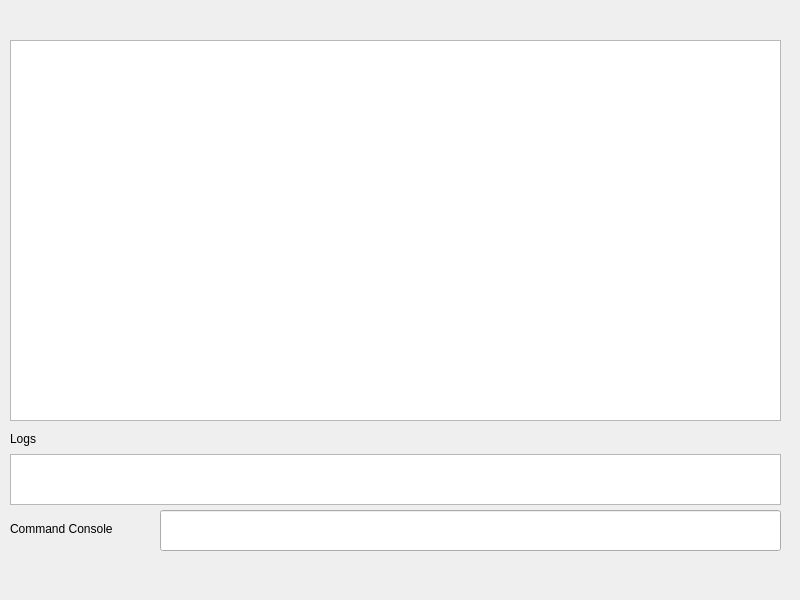
Old version of the form mainwindow.ui in the repository gortadevosyan/CLIPainter.
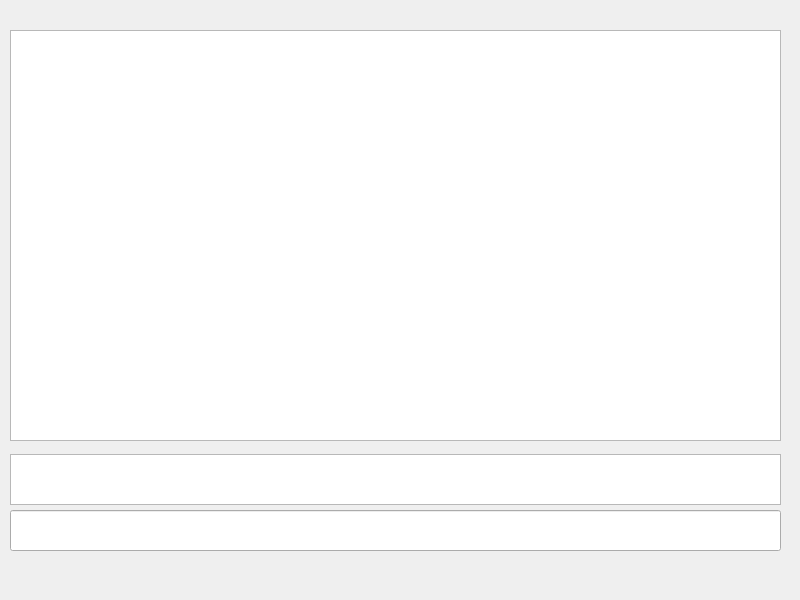
New version of the form.

```diff
--- a/mainwindow.ui
+++ b/mainwindow.ui
@@ -17,26 +17,13 @@
    <widget class="QLineEdit" name="commandLineText">
     <property name="geometry">
      <rect>
-      <x>160</x>
+      <x>10</x>
       <y>510</y>
-      <width>621</width>
+      <width>771</width>
       <height>41</height>
      </rect>
     </property>
    </widget>
-   <widget class="QLabel" name="commandConsole">
-    <property name="geometry">
-     <rect>
-      <x>10</x>
-      <y>520</y>
-      <width>141</width>
-      <height>18</height>
-     </rect>
-    </property>
-    <property name="text">
-     <string>Command Console</string>
-    </property>
-   </widget>
    <widget class="QTextEdit" name="logTextEdit">
     <property name="geometry">
      <rect>
@@ -50,26 +37,13 @@
      <bool>true</bool>
     </property>
    </widget>
-   <widget class="QLabel" name="logs">
-    <property name="geometry">
-     <rect>
-      <x>10</x>
-      <y>430</y>
-      <width>72</width>
-      <height>18</height>
-     </rect>
-    </property>
-    <property name="text">
-     <string>Logs</string>
-    </property>
-   </widget>
    <widget class="QGraphicsView" name="graphicsView">
     <property name="geometry">
      <rect>
       <x>10</x>
-      <y>40</y>
+      <y>30</y>
       <width>771</width>
-      <height>381</height>
+      <height>411</height>
      </rect>
     </property>
    </widget>
```
